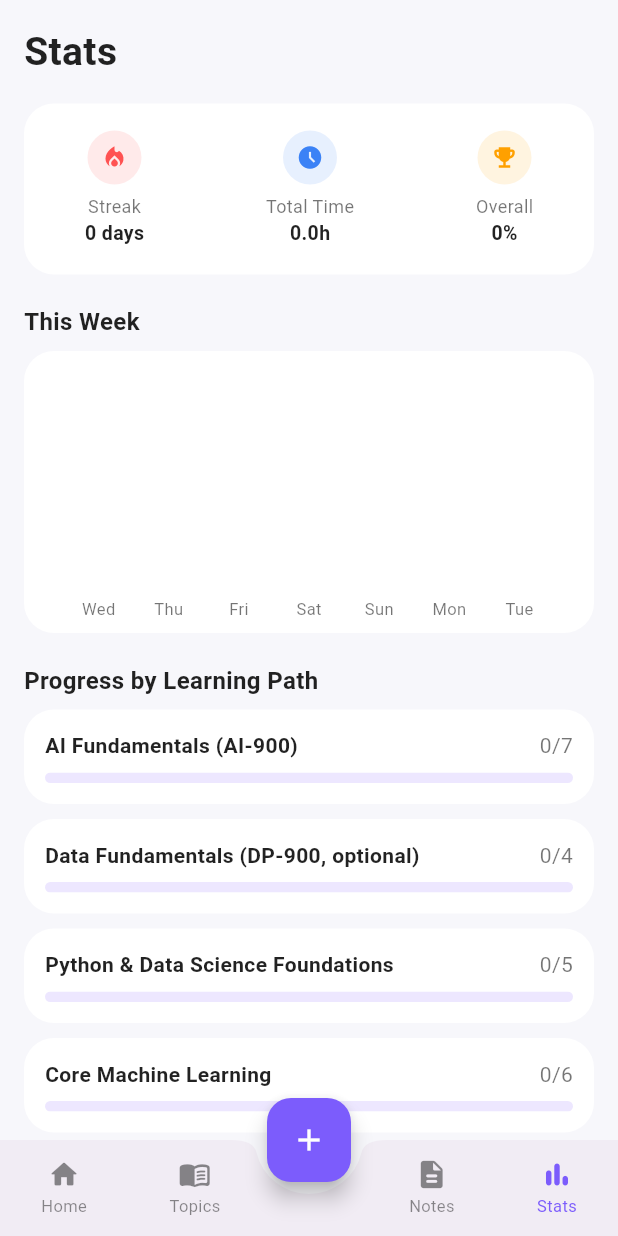
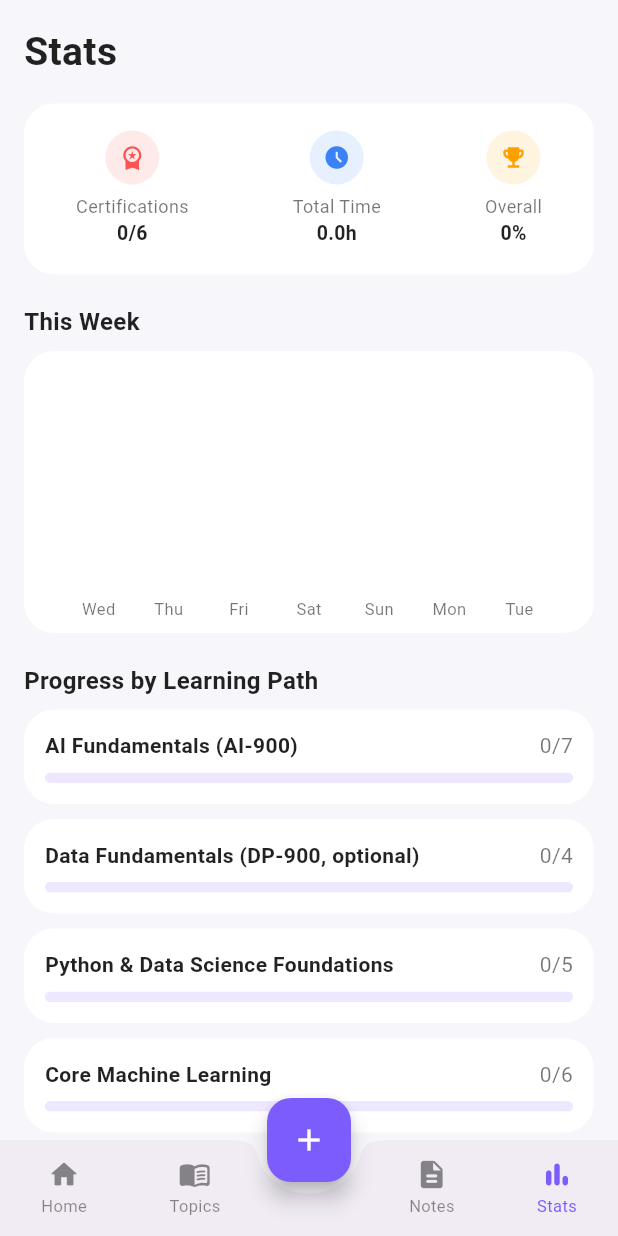
Before and after one commit to Ahassu/ahassu, a Flutter app: the screen it shows after launch, item 4 of the bottom bar chosen, on a phone screen of 412 x 824 dp. Run offline on Flutter 3.47's test engine with Material 3 defaults, Android fonts, the phone set to English and light mode, and no system bars; drawn by our look-alikes of fl_chart; our stand-ins replace cloud_firestore, firebase_core, flutter_riverpod; accounts and stored records are empty.

Commit message:
Replace study streak with certifications tracker on Home and Stats

```diff
--- a/lib/providers/providers.dart
+++ b/lib/providers/providers.dart
@@ -46,29 +46,18 @@ final overallProgressProvider = Provider<ProgressStats>((ref) {
 bool _isSameDay(DateTime a, DateTime b) =>
     a.year == b.year && a.month == b.month && a.day == b.day;
 
-final studyStreakProvider = Provider<int>((ref) {
-  final sessions = ref.watch(studySessionsProvider).value ?? [];
-  if (sessions.isEmpty) return 0;
+class CertificationStats {
+  final int passed;
+  final int total;
 
-  final days = sessions.map((s) => DateTime(s.date.year, s.date.month, s.date.day)).toSet();
-  final today = DateTime.now();
-  final todayOnly = DateTime(today.year, today.month, today.day);
+  const CertificationStats({required this.passed, required this.total});
+}
 
-  var cursor = todayOnly;
-  if (!days.contains(cursor)) {
-    // Allow the streak to still show if today hasn't been logged yet,
-    // as long as yesterday was studied.
-    final yesterday = cursor.subtract(const Duration(days: 1));
-    if (!days.contains(yesterday)) return 0;
-    cursor = yesterday;
-  }
-
-  var streak = 0;
-  while (days.contains(cursor)) {
-    streak += 1;
-    cursor = cursor.subtract(const Duration(days: 1));
-  }
-  return streak;
+final certificationStatsProvider = Provider<CertificationStats>((ref) {
+  final paths = ref.watch(learningPathsProvider).value ?? [];
+  final certifiable = paths.where((p) => p.examCode != null);
+  final passed = certifiable.where((p) => p.certStatus == CertStatus.passed).length;
+  return CertificationStats(passed: passed, total: certifiable.length);
 });
 
 final todayMinutesProvider = Provider<int>((ref) {
--- a/lib/screens/home_screen.dart
+++ b/lib/screens/home_screen.dart
@@ -53,7 +53,7 @@ class HomeScreen extends ConsumerWidget {
     final goalAsync = ref.watch(goalProvider);
     final pathsAsync = ref.watch(learningPathsProvider);
     final progress = ref.watch(overallProgressProvider);
-    final streak = ref.watch(studyStreakProvider);
+    final certStats = ref.watch(certificationStatsProvider);
     final todayTopics = ref.watch(todayCompletedTopicsProvider);
     final totalMinutes = ref.watch(totalMinutesProvider);
 
@@ -131,10 +131,10 @@ class HomeScreen extends ConsumerWidget {
                 mainAxisAlignment: MainAxisAlignment.spaceAround,
                 children: [
                   StatChip(
-                    icon: Icons.local_fire_department,
+                    icon: Icons.workspace_premium,
                     iconColor: Colors.redAccent,
-                    label: 'Study Streak',
-                    value: '$streak days',
+                    label: 'Certifications',
+                    value: '${certStats.passed}/${certStats.total}',
                   ),
                   StatChip(
                     icon: Icons.menu_book,
--- a/lib/screens/stats_screen.dart
+++ b/lib/screens/stats_screen.dart
@@ -14,7 +14,7 @@ class StatsScreen extends ConsumerWidget {
   Widget build(BuildContext context, WidgetRef ref) {
     final pathsAsync = ref.watch(learningPathsProvider);
     final sessionsAsync = ref.watch(studySessionsProvider);
-    final streak = ref.watch(studyStreakProvider);
+    final certStats = ref.watch(certificationStatsProvider);
     final totalMinutes = ref.watch(totalMinutesProvider);
     final overall = ref.watch(overallProgressProvider);
 
@@ -41,7 +41,7 @@ class StatsScreen extends ConsumerWidget {
               child: Row(
                 mainAxisAlignment: MainAxisAlignment.spaceAround,
                 children: [
-                  StatChip(icon: Icons.local_fire_department, iconColor: Colors.redAccent, label: 'Streak', value: '$streak days'),
+                  StatChip(icon: Icons.workspace_premium, iconColor: Colors.redAccent, label: 'Certifications', value: '${certStats.passed}/${certStats.total}'),
                   StatChip(icon: Icons.access_time_filled, iconColor: kBlue, label: 'Total Time', value: '${(totalMinutes / 60).toStringAsFixed(1)}h'),
                   StatChip(icon: Icons.emoji_events, iconColor: Colors.amber.shade700, label: 'Overall', value: '${overall.percent}%'),
                 ],
```
